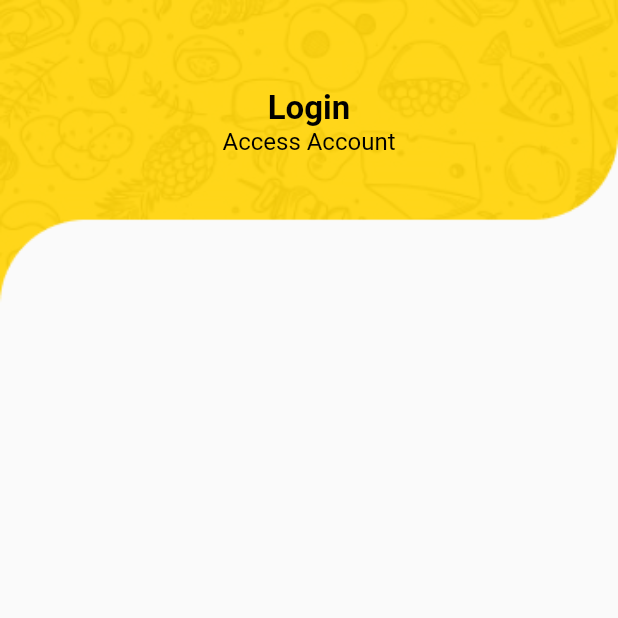
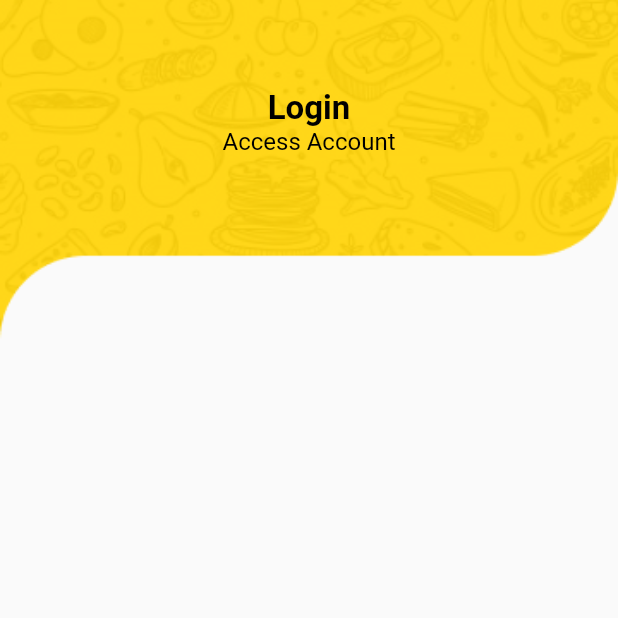
Before and after one commit to nadeeshapathiraja/food_app_class_word, a Flutter app: the screen it shows after launch, after a tap on "Skip", on a phone screen of 412 x 824 dp, the top half of it. Run offline on Flutter 3.47's test engine with Material 2 defaults, Android fonts, the phone set to English and light mode, and no system bars; our stand-ins replace animate_do, carousel_slider.

Commit message:
Login screen Start

```diff
--- a/lib/screens/login_screen/login_screen.dart
+++ b/lib/screens/login_screen/login_screen.dart
@@ -22,13 +22,18 @@ class _LogInScreenState extends State<LogInScreen> {
           children: [
             Stack(
               children: [
-                RotatedBox(
-                  quarterTurns: 2,
-                  child: Image.asset(
-                    Constants.imageAssets('bottom.png'),
-                    width: size.width,
-                    fit: BoxFit.fitWidth,
-                  ),
+                // RotatedBox(
+                //   quarterTurns: 2,
+                //   child: Image.asset(
+                //     Constants.imageAssets('bottom.png'),
+                //     width: size.width,
+                //     fit: BoxFit.fitWidth,
+                //   ),
+                // ),
+                Image.asset(
+                  Constants.imageAssets("header.png"),
+                  width: size.width,
+                  fit: BoxFit.fitWidth,
                 ),
                 Container(
                   alignment: Alignment.center,
```
Also changed, not shown: assets/images/header.png (added).
